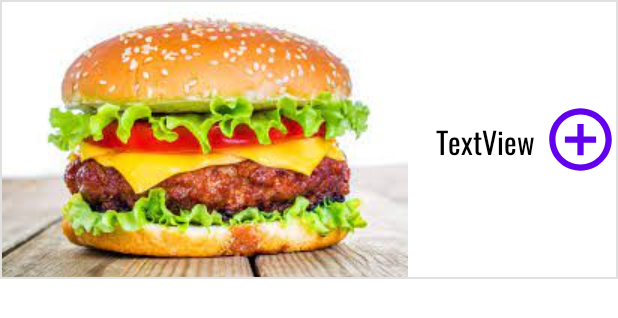
After one commit to Hanmingaru/Capstone_Project, an Android app: the layout search_list_item.xml on its own in the app's theme, with its tools: preview values and no code run, on a phone screen of 412 x 824 dp. The commit adds this screen. Shown: the top 318 px of the screen. Run offline under Robolectric (Android 15) with nearby library versions, the phone set to English and light mode, and no system bars.

Commit message:
small changes

```diff
--- a/app/src/main/java/com/example/capstoneproject/RecyclerAdapter.java
+++ b/app/src/main/java/com/example/capstoneproject/RecyclerAdapter.java
@@ -34,7 +34,7 @@ public class RecyclerAdapter extends RecyclerView.Adapter<RecyclerAdapter.MyView
     @Override
     public MyViewHolder onCreateViewHolder(@NonNull ViewGroup parent, int viewType) {
         LayoutInflater layoutInflater = LayoutInflater.from(context);
-        View view = layoutInflater.inflate(R.layout.recipe_list_item, parent, false);
+        View view = layoutInflater.inflate(R.layout.saved_list_item, parent, false);
         return new MyViewHolder(view);
     }
 
--- a/app/src/main/java/com/example/capstoneproject/SearchActivity.java
+++ b/app/src/main/java/com/example/capstoneproject/SearchActivity.java
@@ -67,4 +67,6 @@ public class SearchActivity extends AppCompatActivity {
             Log.d("didError", "This is an error");
         }
     };
+
+
 }
--- a/app/src/main/java/com/example/capstoneproject/SearchAdapter.java
+++ b/app/src/main/java/com/example/capstoneproject/SearchAdapter.java
@@ -16,7 +16,6 @@ import androidx.annotation.NonNull;
 import androidx.recyclerview.widget.RecyclerView;
 
 import com.example.capstoneproject.Models.RecipeSearch;
-import com.example.capstoneproject.entities.Recipe;
 import com.squareup.picasso.Picasso;
 
 import java.util.List;
@@ -32,7 +31,7 @@ public class SearchAdapter extends RecyclerView.Adapter<SearchAdapter.MyViewHold
     @Override
     public SearchAdapter.MyViewHolder onCreateViewHolder(@NonNull ViewGroup parent, int viewType) {
         LayoutInflater layoutInflater = LayoutInflater.from(context);
-        View view = layoutInflater.inflate(R.layout.recipe_list_item, parent, false);
+        View view = layoutInflater.inflate(R.layout.search_list_item, parent, false);
         return new SearchAdapter.MyViewHolder(view);
     }
 
@@ -54,8 +53,8 @@ public class SearchAdapter extends RecyclerView.Adapter<SearchAdapter.MyViewHold
 
         public MyViewHolder(@NonNull View itemView) {
             super(itemView);
-            recipeName = itemView.findViewById(R.id.recipeNameList);
-            recipeImage = itemView.findViewById(R.id.recipeImageList);
+            recipeName = itemView.findViewById(R.id.recipeNameList2);
+            recipeImage = itemView.findViewById(R.id.recipeImageList2);
         }
     }
 }
--- /dev/null
+++ b/app/src/main/res/drawable/round_button_24.xml
@@ -0,0 +1,15 @@
+<!--
+  ~ Created by Elliott Rheault on 2022.4.27
+  ~ Copyright © 2022 Elliott Rheault. All rights reserved.
+  -->
+
+<vector xmlns:android="http://schemas.android.com/apk/res/android"
+    android:width="24dp"
+    android:height="24dp"
+    android:viewportWidth="24"
+    android:viewportHeight="24"
+    android:tint="?attr/colorControlNormal">
+  <path
+      android:fillColor="@android:color/white"
+      android:pathData="M13,7h-2v4L7,11v2h4v4h2v-4h4v-2h-4L13,7zM12,2C6.48,2 2,6.48 2,12s4.48,10 10,10 10,-4.48 10,-10S17.52,2 12,2zM12,20c-4.41,0 -8,-3.59 -8,-8s3.59,-8 8,-8 8,3.59 8,8 -3.59,8 -8,8z"/>
+</vector>
--- /dev/null
+++ b/app/src/main/res/layout/search_list_item.xml
@@ -0,0 +1,68 @@
+<?xml version="1.0" encoding="utf-8"?>
+<!--
+  ~ Created by Elliott Rheault on 2022.4.5
+  ~ Copyright © 2022 Elliott Rheault. All rights reserved.
+  -->
+
+<androidx.constraintlayout.widget.ConstraintLayout xmlns:android="http://schemas.android.com/apk/res/android"
+    xmlns:app="http://schemas.android.com/apk/res-auto"
+    xmlns:tools="http://schemas.android.com/tools"
+    android:layout_width="match_parent"
+    android:layout_height="wrap_content">
+
+    <com.google.android.material.card.MaterialCardView
+        android:layout_width="match_parent"
+        android:layout_height="wrap_content"
+        app:layout_constraintStart_toStartOf="parent"
+        app:layout_constraintTop_toTopOf="parent"
+        app:strokeWidth="1dp"
+        app:strokeColor="@color/grey"
+        app:cardCornerRadius="0dp"
+        >
+
+        <androidx.constraintlayout.widget.ConstraintLayout
+            android:layout_width="match_parent"
+            android:layout_height="wrap_content">
+
+            <ImageView
+                android:id="@+id/recipeImageList2"
+                android:layout_width="0dp"
+                android:layout_height="match_parent"
+                android:scaleType="centerCrop"
+                app:layout_constraintBottom_toBottomOf="parent"
+                app:layout_constraintStart_toStartOf="parent"
+                app:layout_constraintTop_toTopOf="parent"
+                app:srcCompat="@drawable/img" />
+
+            <TextView
+                android:id="@+id/recipeNameList2"
+                android:layout_width="wrap_content"
+                android:layout_height="match_parent"
+                android:layout_marginStart="8dp"
+                android:text="TextView"
+                android:textSize="20sp"
+                android:theme="@style/RecipeTitle"
+                app:layout_constraintBottom_toBottomOf="parent"
+                app:layout_constraintEnd_toEndOf="parent"
+                app:layout_constraintHorizontal_bias="0.161"
+                app:layout_constraintStart_toEndOf="@+id/recipeImageList2"
+                app:layout_constraintTop_toTopOf="parent" />
+
+            <Button
+                android:id="@+id/search_list_button"
+                android:layout_width="50dp"
+                android:layout_height="50dp"
+                android:background="@drawable/round_button_24"
+                android:drawableTint="@color/blue"
+                android:gravity="center_vertical|center_horizontal"
+                app:layout_constraintBottom_toBottomOf="parent"
+                app:layout_constraintEnd_toEndOf="parent"
+                app:layout_constraintHorizontal_bias="0.979"
+                app:layout_constraintStart_toEndOf="@+id/recipeNameList2"
+                app:layout_constraintTop_toTopOf="parent" />
+
+        </androidx.constraintlayout.widget.ConstraintLayout>
+
+    </com.google.android.material.card.MaterialCardView>
+
+</androidx.constraintlayout.widget.ConstraintLayout>
--- a/app/src/main/res/values/colors.xml
+++ b/app/src/main/res/values/colors.xml
@@ -9,4 +9,5 @@
     <color name="white">#FFFFFFFF</color>
     <color name="red">#fe6f5e</color>
     <color name="grey">#E0E0E0</color>
+    <color name="blue">#2196F3</color>
 </resources>
```
Also changed, not shown: app/src/main/res/layout/saved_list_item.xml (renamed from app/src/main/res/layout/recipe_list_item.xml).
